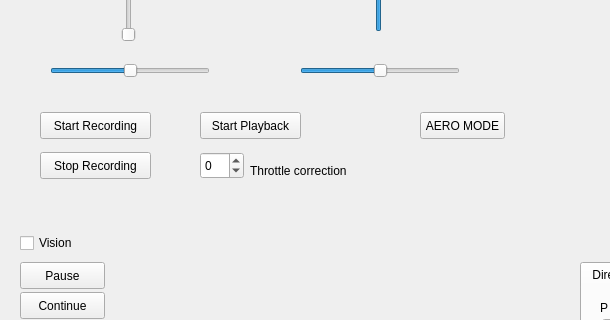
This is mainwindow.ui in bartslinger/cx10_vision as Qt 5 draws it before an edit; both pictures show x 0 to 610 and y 165 to 485 of the 973 by 832 pixel window. The edited form follows.
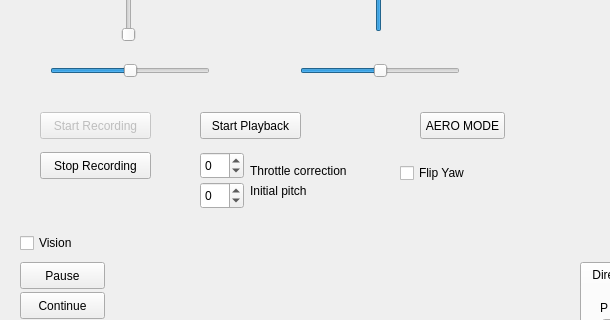
This is the edited form. Custom widgets are drawn as their Qt base class.

Patch:
```diff
--- a/mainwindow.ui
+++ b/mainwindow.ui
@@ -149,6 +149,9 @@
     </property>
    </widget>
    <widget class="QPushButton" name="recordStartButton">
+    <property name="enabled">
+     <bool>false</bool>
+    </property>
     <property name="geometry">
      <rect>
       <x>40</x>
@@ -667,6 +670,48 @@
      <string>Christophe F fast</string>
     </property>
    </widget>
+   <widget class="QSpinBox" name="morePitchSpinBox">
+    <property name="geometry">
+     <rect>
+      <x>200</x>
+      <y>330</y>
+      <width>44</width>
+      <height>27</height>
+     </rect>
+    </property>
+    <property name="minimum">
+     <number>-100</number>
+    </property>
+    <property name="maximum">
+     <number>100</number>
+    </property>
+   </widget>
+   <widget class="QLabel" name="label_11">
+    <property name="geometry">
+     <rect>
+      <x>250</x>
+      <y>330</y>
+      <width>111</width>
+      <height>17</height>
+     </rect>
+    </property>
+    <property name="text">
+     <string>Initial pitch</string>
+    </property>
+   </widget>
+   <widget class="QCheckBox" name="flipYawCheckBox">
+    <property name="geometry">
+     <rect>
+      <x>400</x>
+      <y>310</y>
+      <width>90</width>
+      <height>22</height>
+     </rect>
+    </property>
+    <property name="text">
+     <string>Flip Yaw</string>
+    </property>
+   </widget>
   </widget>
   <widget class="QMenuBar" name="menuBar">
    <property name="geometry">
```
